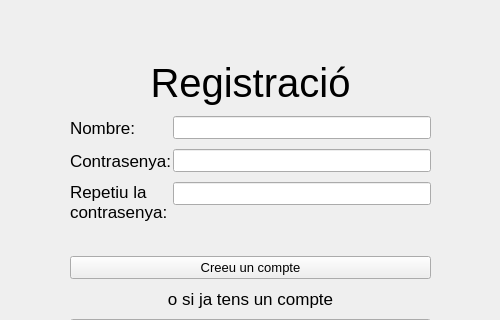
The window that pycharm_TR_project/W_registration.ui (Dathator/TR_project) describes before a commit, drawn with Qt 5; both pictures show x 0 to 500 and y 100 to 420 of the 500 by 600 pixel window.
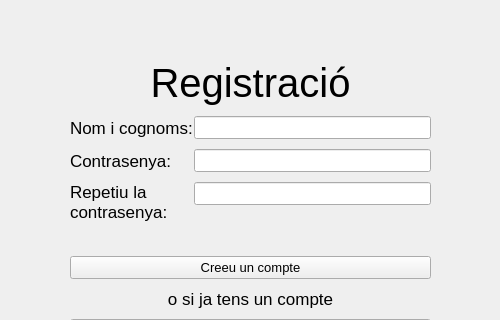
The same window after the commit.

The edit to the form file:
```diff
--- a/pycharm_TR_project/W_registration.ui
+++ b/pycharm_TR_project/W_registration.ui
@@ -77,7 +77,7 @@
        </font>
       </property>
       <property name="text">
-       <string>Nombre:</string>
+       <string>Nom i cognoms:</string>
       </property>
       <property name="alignment">
        <set>Qt::AlignLeading|Qt::AlignLeft|Qt::AlignVCenter</set>
```
